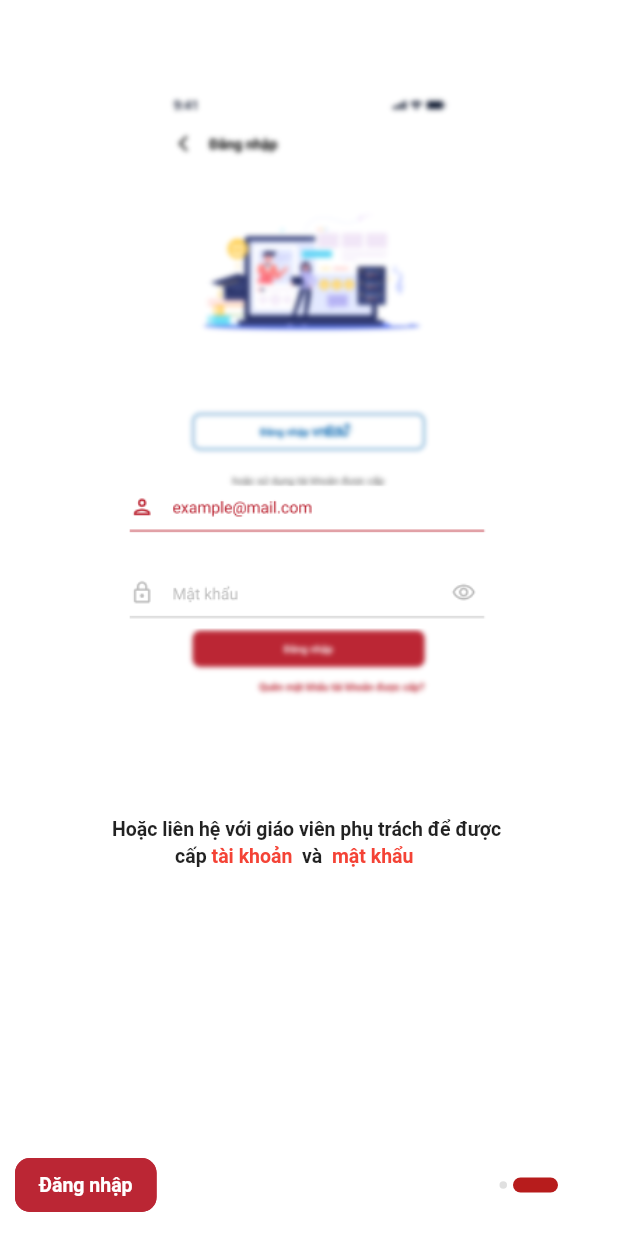
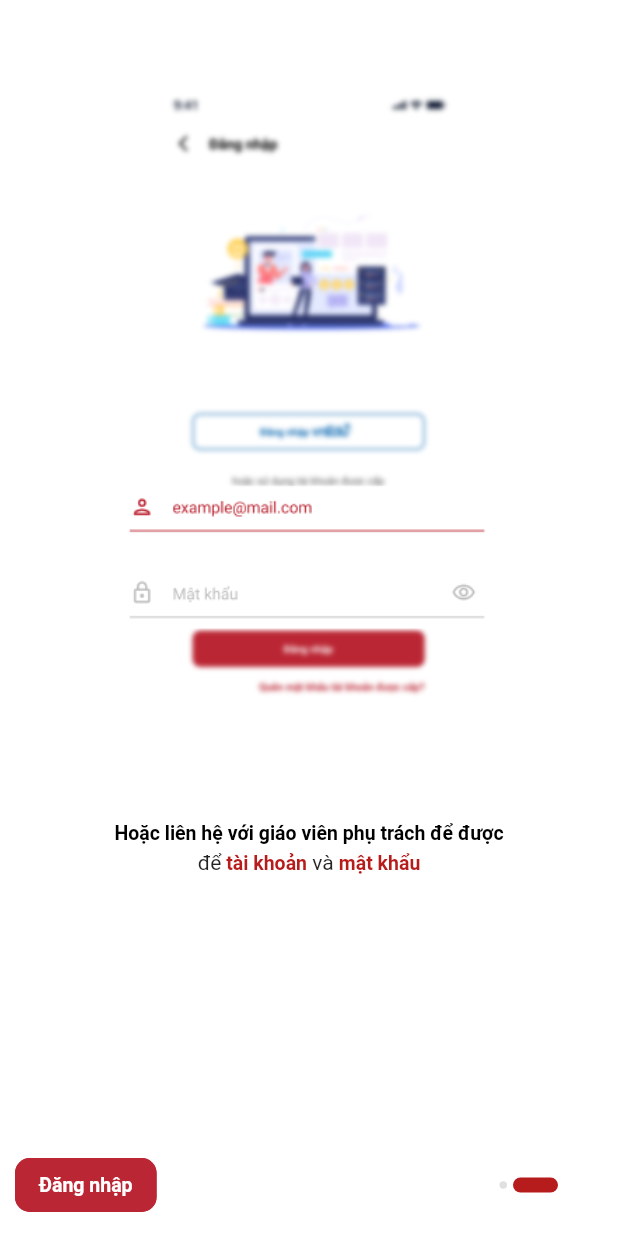
Before and after one commit to hoanghuydao99/LMS-School-V2, a Flutter app: the viewdangnhap screen opened directly, swiped to page 2, on a phone screen of 412 x 824 dp. Run offline on Flutter 3.47's test engine with Material 2 defaults, Android fonts, the phone set to English and light mode, and no system bars; our stand-ins replace flutter_datetime_picker, table_calendar.

```diff
--- a/lib/viewdangnhap.dart
+++ b/lib/viewdangnhap.dart
@@ -265,7 +265,9 @@ class _HomeState extends State<viewdangnhap> {
                             fontWeight: FontWeight.w600),
                         textAlign: TextAlign.center,
                       ),
-                        Text(" để đăng")
+                      Text(
+                          " để đăng"
+                      )
                     ],
                   ),
                   Text(
@@ -284,22 +286,44 @@ class _HomeState extends State<viewdangnhap> {
                   SlideTile(
                     imagePath: mySLides[1].getImageAssetPath(),
                   ),
-                    const Text.rich(
-                      TextSpan(
-                        text:
-                            'Hoặc liên hệ với giáo viên phụ trách để được \n\t\t\t\t\t\t\t\t\t\t\t\t cấp',
-                        children: <TextSpan>[
-                          TextSpan(
-                              text: ' tài khoản ',
-                              style: TextStyle(height: 1.5, color: Colors.red)),
-                          TextSpan(text: ' và '),
-                          TextSpan(
-                              text: ' mật khẩu',
-                              style: TextStyle(height: 1.5, color: Colors.red)),
+                  Row(
+                    mainAxisAlignment: MainAxisAlignment.center,
+                    children: <Widget>[
+                      Text(
+                        "Hoặc liên hệ với giáo viên phụ trách để được",
+                        style: TextStyle(
+                            height: 1.5,
+                            fontSize: 13,
+                            color: Colors.black,
+                            fontWeight: FontWeight.w600),
+                        textAlign: TextAlign.center,
+                      ),
                     ],
+                  ),
+                  Row(
+                    mainAxisAlignment: MainAxisAlignment.center,
+                    children: <Widget>[
+                      Text("để"),
+                      Text(
+                        " tài khoản",
                         style: TextStyle(
-                            fontSize: 13, fontWeight: FontWeight.w600),
+                            height: 1.5,
+                            fontSize: 13,
+                            color: red,
+                            fontWeight: FontWeight.w600),
+                        textAlign: TextAlign.center,
                       ),
+                      Text(" và "),
+                      Text(
+                        "mật khẩu",
+                        style: TextStyle(
+                            height: 1.5,
+                            fontSize: 13,
+                            color: red,
+                            fontWeight: FontWeight.w600),
+                        textAlign: TextAlign.center,
+                      )
+                    ],
                   ),
                 ],
               ),
@@ -387,11 +411,13 @@ class _HomeState extends State<viewdangnhap> {
                             ),
                           ),
                         ],
-                        ),),
+                      ),
+                    ),
             ],
           ),
         ),
-        ),);
+      ),
+    );
   }
 }
 
```
Lines whose indentation alone changed are shown as unchanged.
